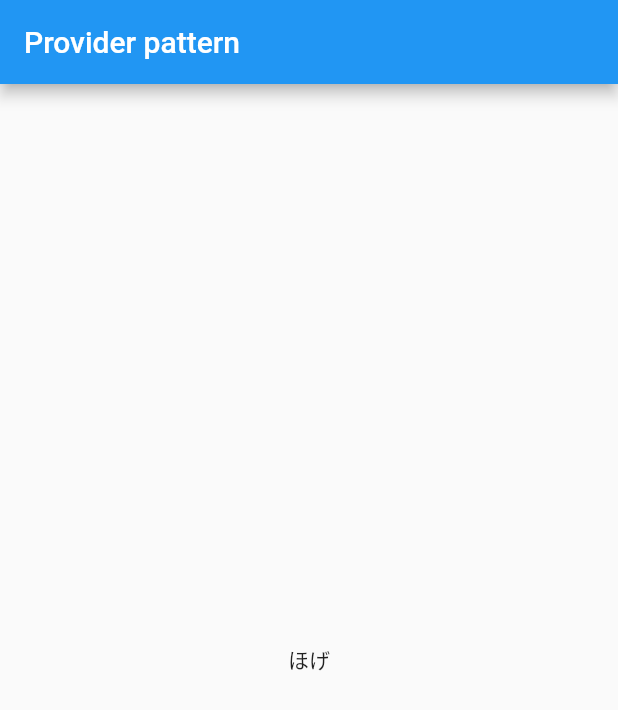
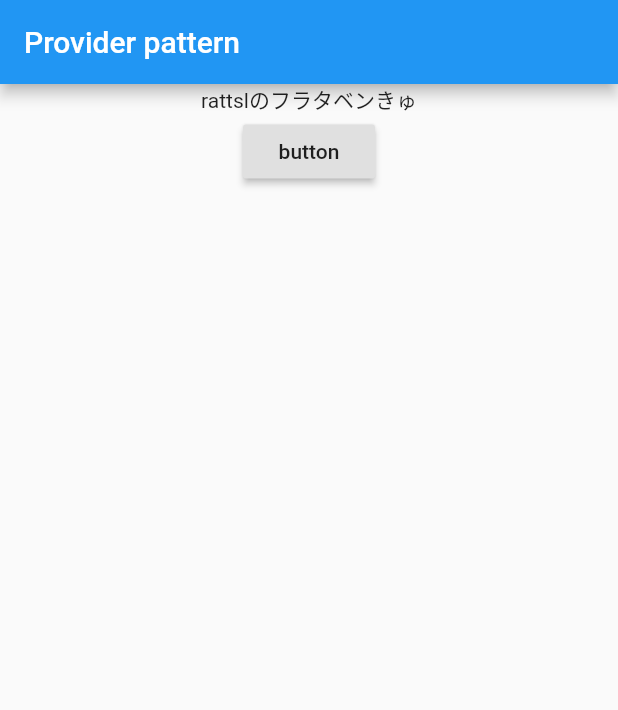
Before and after one commit to rattsl/state_management_practice, a Flutter app: the screen it shows after launch, on a phone screen of 412 x 824 dp. Shown: the top 710 px of the screen. Run offline on Flutter 3.47's test engine with Material 2 defaults, Android fonts, the phone set to English and light mode, and no system bars.

Commit message:
implement model to use provider pattern

```diff
--- a/lib/main.dart
+++ b/lib/main.dart
@@ -1,24 +1,43 @@
 import 'package:flutter/material.dart';
+import 'package:flutterapp/main_model.dart';
+import 'package:provider/provider.dart';
 
 void main() {
   runApp(MyApp());
 }
 
 class MyApp extends StatelessWidget {
+
   @override
   Widget build(BuildContext context) {
     return MaterialApp(
       title: 'Flutter Demo',
-      home: Scaffold(
-        appBar: AppBar(
-          title: Text(
-            'Provider pattern'
+      home: ChangeNotifierProvider<MainModel>(
+        create: (_) => MainModel(),
+        child: Scaffold(
+          appBar: AppBar(
+            title: Text(
+              'Provider pattern'
+            ),
+          ),
+          body: Consumer<MainModel>(builder: (context, model, child) {
+              return Center(
+                child: Column(
+                  children: <Widget>[
+                    Text(model.text),
+                    RaisedButton(
+                      child: Text("button"),
+                      onPressed: (){
+                        model.changeText();
+                      },
+                    )
+                  ],
+                ),
+              );
+            }
           ),
         ),
-        body: Center(
-          child: Text('ほげ')
-        ),
-      )
+      ),
     );
   }
 }
--- /dev/null
+++ b/lib/main_model.dart
@@ -0,0 +1,10 @@
+import 'package:flutter/material.dart';
+
+class MainModel extends ChangeNotifier{
+  String text = "rattslのフラタベンきゅ";
+
+  void changeText(){
+    text = 'ボタン押したよ!!!!!!!!!!!!';
+    notifyListeners();
+  }
+}
--- a/pubspec.yaml
+++ b/pubspec.yaml
@@ -21,13 +21,11 @@ environment:
   sdk: ">=2.7.0 <3.0.0"
 
 dependencies:
+  provider: ^4.1.3
   flutter:
     sdk: flutter
+  cupertino_icons: ^0.1.3
 
-
-  # The following adds the Cupertino Icons font to your application.
-  # Use with the CupertinoIcons class for iOS style icons.
-  cupertino_icons: ^0.1.3
 
 dev_dependencies:
   flutter_test:
```
Also changed, not shown: pubspec.lock.
